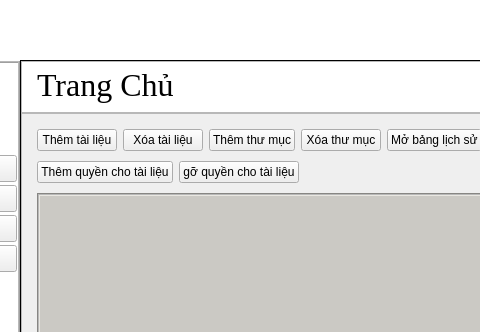
Qt form ui/admin_dashboard.ui (DTNS2905/App_quan_ly_python_qt_) before a commit; both pictures show x 252 to 732 and y 0 to 332 of the 967 by 543 pixel window.
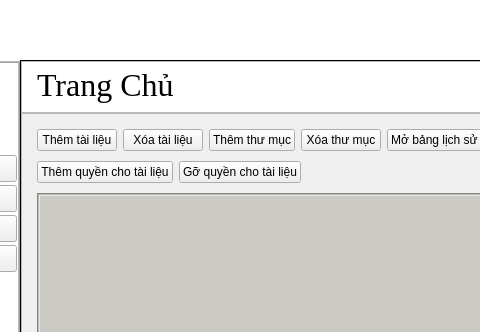
The same form after that commit. Icons and pictures are not drawn.

Diff of the .ui file:
```diff
--- a/ui/admin_dashboard.ui
+++ b/ui/admin_dashboard.ui
@@ -1329,7 +1329,7 @@
                         <item row="0" column="1">
                          <widget class="QPushButton" name="remove_permission_button_2">
                           <property name="text">
-                           <string>gỡ quyền cho tài liệu</string>
+                           <string>Gỡ quyền cho tài liệu</string>
                           </property>
                           <property name="icon">
                            <iconset resource="../resources.qrc">
```
Left out of the diff: 30 changed lines with no effect on the pictures.
